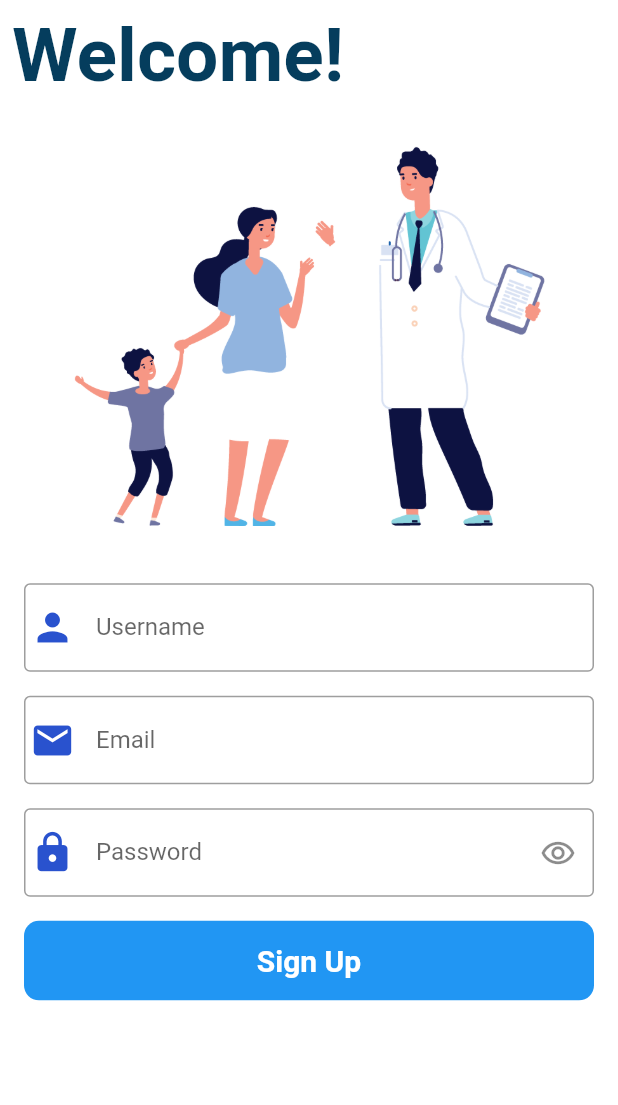
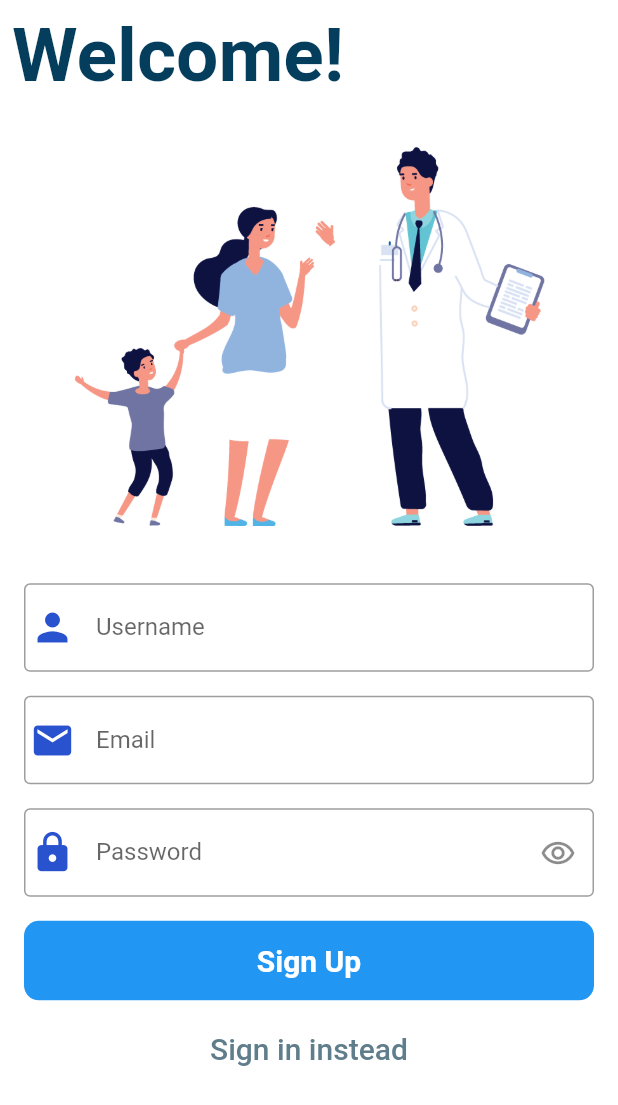
Before and after one commit to IinjyI/Verstand, a Flutter app: the Signup screen opened directly, on a phone screen of 412 x 824 dp. Shown: the top 1105 px of the screen. Run offline on Flutter 3.47's test engine with Material 2 defaults, Android fonts, the phone set to English and light mode, and no system bars; our stand-ins replace cloud_firestore, firebase_auth, firebase_core, form_field_validator, image_picker, shared_preferences; accounts and stored records are empty.

Commit message:
added button to sign in and sign up screen

```diff
--- a/lib/Screens/SignupScreen.dart
+++ b/lib/Screens/SignupScreen.dart
@@ -10,6 +10,7 @@ import '../Functions/DBandAuth/database.dart';
 import '../Functions/DBandAuth/firebaseAuth.dart';
 import '../Functions/DBandAuth/sharedPrefs.dart';
 import '../Providers/SignProvider.dart';
+import 'SigninScreen.dart';
 
 class SignupScreen extends StatelessWidget {
   SignupScreen({Key? key}) : super(key: key);
@@ -137,7 +138,18 @@ class Signup extends StatelessWidget {
                                     .signed();
                               }
                             });
-                      })
+                      }),
+                      TextButton(
+                        onPressed: () {
+                          Navigator.pushReplacementNamed(
+                              context, SigninScreen.id);
+                        },
+                        child: const Text(
+                          "Sign in instead",
+                          style:
+                              TextStyle(color: Colors.blueGrey, fontSize: 20),
+                        ),
+                      ),
                     ],
                   ),
                 ),
```
Also changed, not shown: lib/Screens/SigninScreen.dart (+13 -1 lines).
